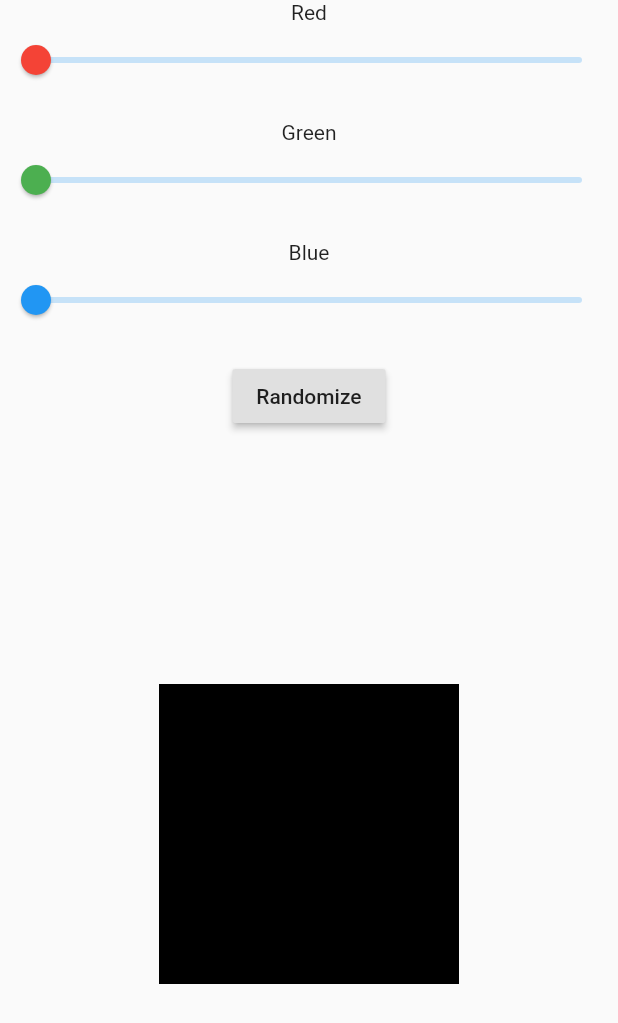
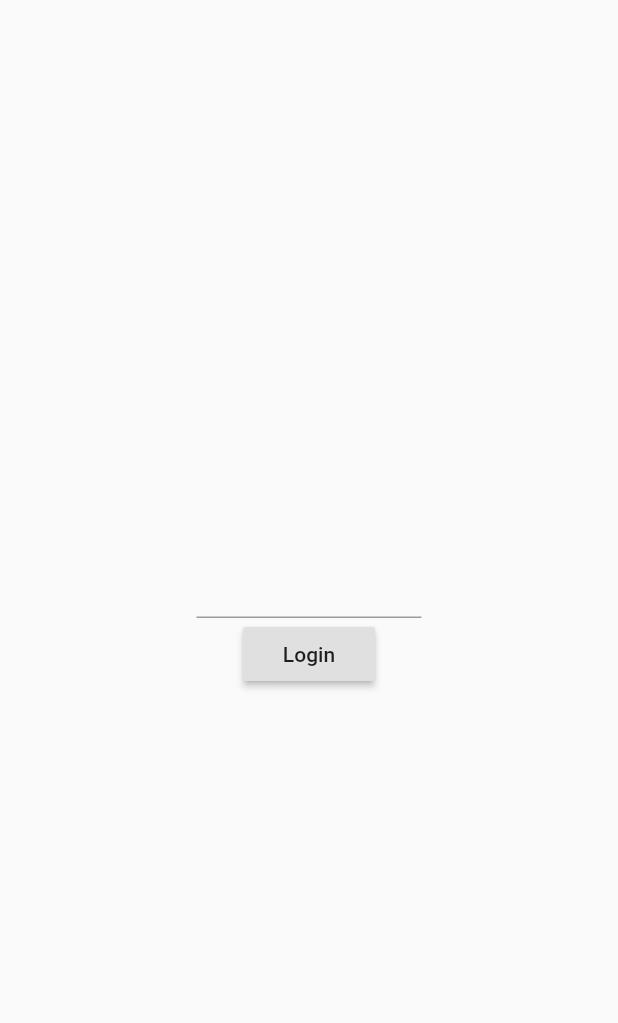
Before and after one commit to vintage/flutter_demo_provider, a Flutter app: the screen it shows after launch, on a phone screen of 412 x 824 dp. Shown: the top 1023 px of the screen. Run offline on Flutter 3.47's test engine with Material 2 defaults, Android fonts, the phone set to English and light mode, and no system bars.

Commit message:
Login page

```diff
--- a/lib/main.dart
+++ b/lib/main.dart
@@ -2,11 +2,15 @@ import 'package:flutter/material.dart';
 import 'package:provider/provider.dart';
 
 import 'models.dart';
+import 'pages/login_page.dart';
 import 'pages/details_page.dart';
 import 'pages/home_page.dart';
 
-void main() => runApp(ChangeNotifierProvider(
-  builder: (context) => ColorModel(),
+void main() => runApp(MultiProvider(
+  providers: [
+    ChangeNotifierProvider(builder: (context) => UserModel()),
+    ChangeNotifierProvider(builder: (context) => ColorModel()),
+  ],
   child: MyApp(),
 ));
 
@@ -18,8 +22,9 @@ class MyApp extends StatelessWidget {
       theme: ThemeData(
         primarySwatch: Colors.blue,
       ),
-      home: SafeArea(child: HomePage()),
+      home: SafeArea(child: LoginPage()),
       routes: {
+        '/home': (context) => HomePage(),
         '/details': (context) => DetailsPage(),
       },
     );
--- a/lib/models.dart
+++ b/lib/models.dart
@@ -8,9 +8,6 @@ class UserModel extends ChangeNotifier {
   String get name => _name;
   set name(String value) {
     _name = value;
-    if (_name == "hacker") {
-      _name = "";
-    }
     notifyListeners();
   }
 }
--- a/lib/pages/details_page.dart
+++ b/lib/pages/details_page.dart
@@ -8,6 +8,7 @@ class DetailsPage extends StatelessWidget {
   @override
   Widget build(BuildContext context) {
     return Scaffold(
+      appBar: AppBar(title: Text(Provider.of<UserModel>(context).name)),
       body: Column(
         mainAxisAlignment: MainAxisAlignment.center,
         children: [
--- a/lib/pages/home_page.dart
+++ b/lib/pages/home_page.dart
@@ -9,6 +9,7 @@ class HomePage extends StatelessWidget {
   @override
   Widget build(BuildContext context) {
     return Scaffold(
+      appBar: AppBar(title: Text(Provider.of<UserModel>(context).name)),
       body: Column(
         mainAxisAlignment: MainAxisAlignment.spaceEvenly,
         children: [
--- /dev/null
+++ b/lib/pages/login_page.dart
@@ -0,0 +1,32 @@
+import 'package:flutter/material.dart';
+import 'package:provider/provider.dart';
+
+import '../models.dart';
+
+class LoginPage extends StatelessWidget {
+  final controller = TextEditingController();
+
+  @override
+  Widget build(BuildContext context) {
+    return Scaffold(
+      body: Column(
+        mainAxisAlignment: MainAxisAlignment.center,
+        children: [
+          Center(
+          child: Container(
+            width: 150,
+            child: TextField(controller: controller),
+          ),
+      ),
+          RaisedButton(
+            child: Text("Login"),
+            onPressed: () {
+              Provider.of<UserModel>(context).name = controller.text;
+              Navigator.pushNamed(context, "/home");
+            },
+          ),
+        ],
+      ),
+    );
+  }
+}
```
